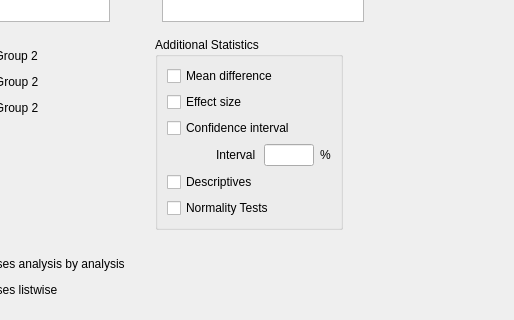
Old version of the form JASP-Desktop/analysisforms/ttestpairedsamplesform.ui in the repository jasp-stats/jasp-desktop; both pictures show x 102 to 616 and y 176 to 496 of the 616 by 496 pixel window.
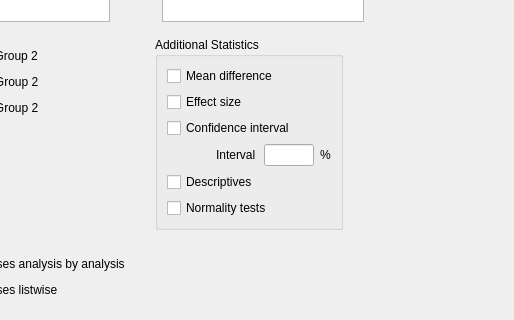
New version of the form. Custom widgets are drawn as their Qt base class.

Commit message:
C IS T-Test (added normality tests)
For the independent samples t-test #375 (add to pull request #504)

```diff
--- a/JASP-Desktop/analysisforms/ttestpairedsamplesform.ui
+++ b/JASP-Desktop/analysisforms/ttestpairedsamplesform.ui
@@ -312,7 +312,7 @@
          <item row="5" column="0" colspan="3">
           <widget class="BoundCheckBox" name="normalityTests">
            <property name="text">
-            <string>Normality Tests</string>
+            <string>Normality tests</string>
            </property>
           </widget>
          </item>
```
The commit also changes 5 other files.
